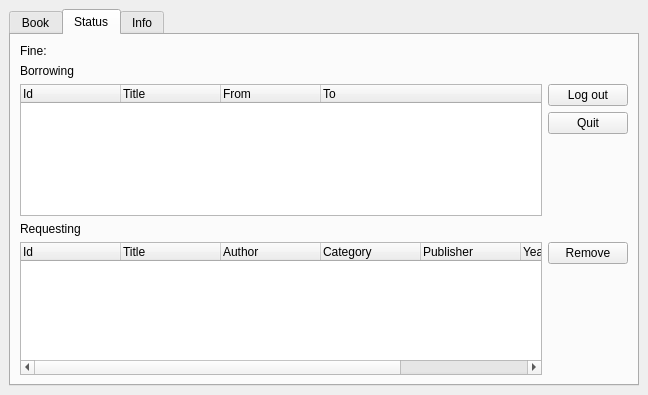
Qt form guireader.ui (vudaoanhtuan/libpro_v2) before a commit.
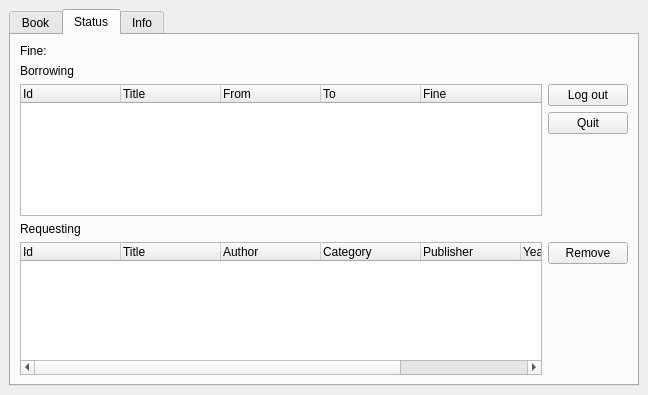
The same form after that commit. The open tabs and pages were chosen to show the change.

The edit to the form file:
```diff
--- a/guireader.ui
+++ b/guireader.ui
@@ -165,6 +165,11 @@
               <string>To</string>
              </property>
             </column>
+            <column>
+             <property name="text">
+              <string>Fine</string>
+             </property>
+            </column>
            </widget>
           </item>
           <item>
```
Left out of the diff: 2 changed lines with no effect on the pictures.
